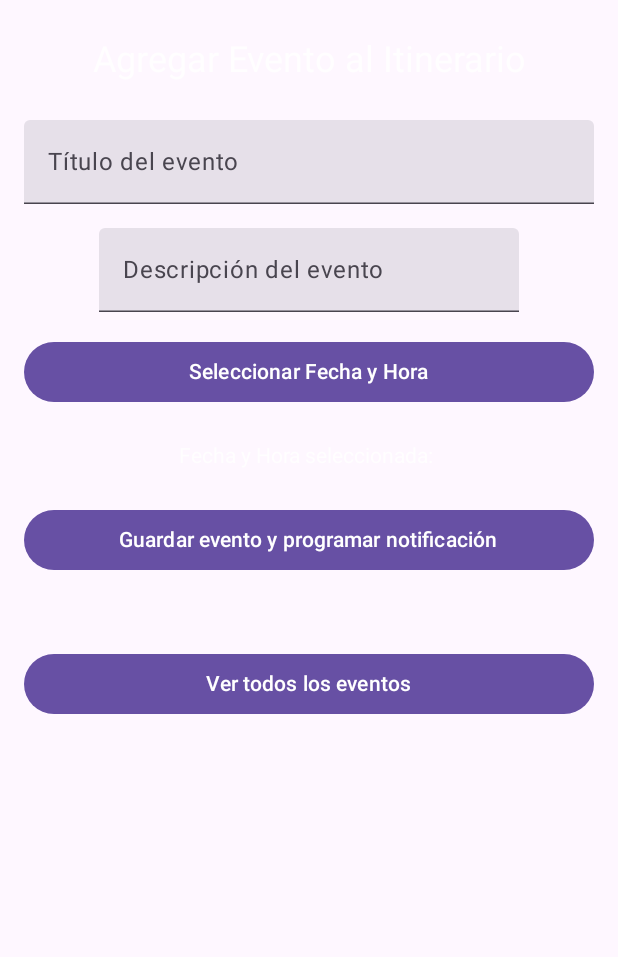
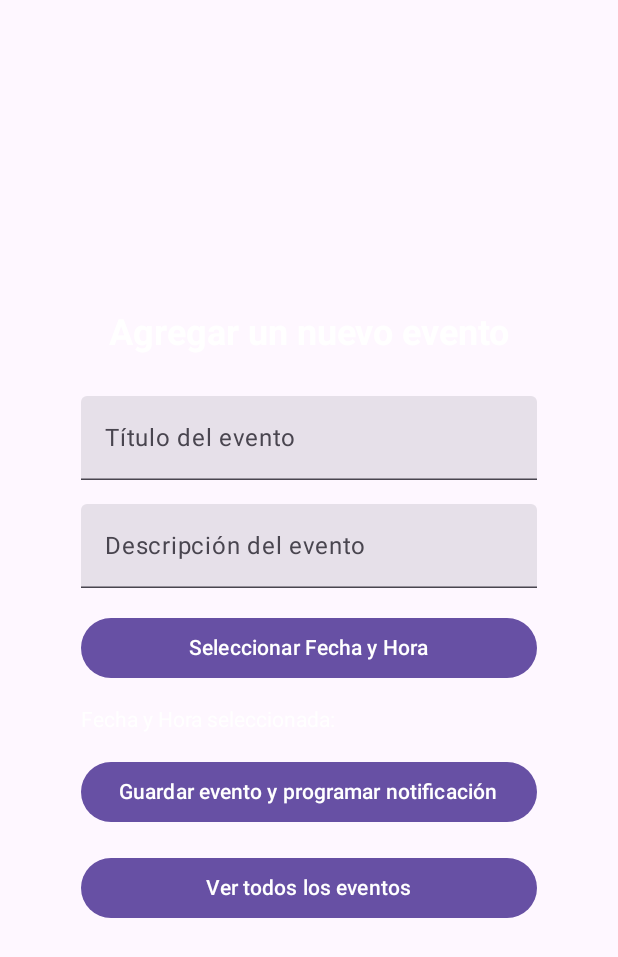
Before and after one commit to guidodev29/NextToU, an Android app built with Jetpack Compose: the screen it shows after launch (MainActivity), after a tap on "Itinerario", on a phone screen of 412 x 824 dp. Shown: the top 957 px of the screen. Run offline under Robolectric (Android 15) with nearby library versions, the phone set to English and light mode, and no system bars.

Commit message:
PARCIAL II FINALIZADO.

```diff
--- a/app/src/main/AndroidManifest.xml
+++ b/app/src/main/AndroidManifest.xml
@@ -24,7 +24,7 @@
         android:allowBackup="true"
         android:dataExtractionRules="@xml/data_extraction_rules"
         android:fullBackupContent="@xml/backup_rules"
-        android:icon="@mipmap/ic_launcher"
+        android:icon="@drawable/ic_launcher_contigo"
         android:label="@string/app_name"
         android:roundIcon="@mipmap/ic_launcher_round"
         android:supportsRtl="true"
--- a/app/src/main/java/com/api/contigo/ItineraryScreen.kt
+++ b/app/src/main/java/com/api/contigo/ItineraryScreen.kt
@@ -6,10 +6,10 @@ import android.app.PendingIntent
 import android.app.TimePickerDialog
 import android.content.Context
 import android.content.Intent
+import android.provider.Settings
 import android.widget.Toast
 import androidx.compose.foundation.layout.*
 import androidx.compose.material3.Button
-import androidx.compose.material3.MaterialTheme
 import androidx.compose.material3.Text
 import androidx.compose.material3.TextField
 import androidx.compose.runtime.*
@@ -17,7 +17,9 @@ import androidx.compose.ui.Alignment
 import androidx.compose.ui.Modifier
 import androidx.compose.ui.graphics.Color
 import androidx.compose.ui.platform.LocalContext
+import androidx.compose.ui.text.font.FontWeight
 import androidx.compose.ui.unit.dp
+import androidx.compose.ui.unit.sp
 import androidx.navigation.NavController
 import java.text.SimpleDateFormat
 import java.util.*
@@ -30,32 +32,42 @@ fun ItineraryScreen(navController: NavController) {
     var selectedDateTime by remember { mutableStateOf("") }
     val calendar = Calendar.getInstance()
 
-    var showError by remember { mutableStateOf(false) }
-
     Column(
         modifier = Modifier
             .fillMaxSize()
             .padding(16.dp),
-        verticalArrangement = Arrangement.spacedBy(16.dp),
-        horizontalAlignment = Alignment.CenterHorizontally
+        verticalArrangement = Arrangement.Center, // Centrar verticalmente
+        horizontalAlignment = Alignment.CenterHorizontally // Centrar horizontalmente
     ) {
+        // Título
         Text(
-            text = "Agregar Evento al Itinerario",
-            style = MaterialTheme.typography.headlineSmall,
-            color = Color.White.copy(alpha = 0.8f),
-            modifier = Modifier.padding(8.dp)
-
+            text = "Agregar un nuevo evento",
+            fontSize = 24.sp,
+            fontWeight = FontWeight.Bold,
+            color = Color.White,
+            modifier = Modifier.padding(bottom = 28.dp)
         )
 
+        // Inputs para agregar título y descripción del evento
         TextField(
             value = title,
             onValueChange = { title = it },
             label = { Text("Título del evento") },
-            modifier = Modifier.fillMaxWidth(),
-            isError = showError && title.isBlank()
+            modifier = Modifier.fillMaxWidth(0.8f) // Ancho de 80%
         )
-        TextField(value = description, onValueChange = { description = it }, label = { Text("Descripción del evento") }, isError = showError && title.isBlank())
 
+        Spacer(modifier = Modifier.height(16.dp))
+
+        TextField(
+            value = description,
+            onValueChange = { description = it },
+            label = { Text("Descripción del evento") },
+            modifier = Modifier.fillMaxWidth(0.8f) // Ancho de 80%
+        )
+
+        Spacer(modifier = Modifier.height(16.dp))
+
+        // Botón para seleccionar fecha y hora
         Button(
             onClick = {
                 val datePickerDialog = DatePickerDialog(
@@ -77,54 +89,63 @@ fun ItineraryScreen(navController: NavController) {
                 )
                 datePickerDialog.show()
             },
-            modifier = Modifier.fillMaxWidth()
+            modifier = Modifier.fillMaxWidth(0.8f) // Ancho de 80%
         ) {
-            Text("Seleccionar Fecha y Hora" )
+            Text("Seleccionar Fecha y Hora")
         }
 
-        Text(text = "Fecha y Hora seleccionada: $selectedDateTime", modifier = Modifier.padding(8.dp),  color = Color.White.copy(alpha = 0.8f))
+        Spacer(modifier = Modifier.height(16.dp))
 
-        if (showError && selectedDateTime.isBlank()) {
-            Text(text = "Por favor selecciona una fecha y hora", color = MaterialTheme.colorScheme.error)
-        }
+        // Mostrar la fecha y hora seleccionada
+        Text(
+            text = "Fecha y Hora seleccionada: $selectedDateTime",
+            color = Color.White,
+            modifier = Modifier.fillMaxWidth(0.8f) // Ancho de 80%
+        )
 
+        Spacer(modifier = Modifier.height(16.dp))
+
+        // Botón para agregar el evento
         Button(
             onClick = {
                 if (title.isNotBlank() && selectedDateTime.isNotBlank()) {
-                    saveEventToLocalStorage(context, title, selectedDateTime)
-                    scheduleNotification(context, title, calendar.timeInMillis)
-                    Toast.makeText(context, "Evento guardado y notificación programada", Toast.LENGTH_SHORT).show()
-                    showError = false
-                } else {
-                    // Mostrar error si algún campo está vacío
-                    showError = true
+                    saveEventToLocalStorage(context, title, description, selectedDateTime)
+                    val eventDateTimeMillis = SimpleDateFormat("dd/MM/yyyy HH:mm", Locale.getDefault()).parse(selectedDateTime)?.time
+                    eventDateTimeMillis?.let {
+                        scheduleNotification(context, title, it)
+                    }
                 }
             },
-            modifier = Modifier.fillMaxWidth()
+            modifier = Modifier.fillMaxWidth(0.8f) // Ancho de 80%
         ) {
             Text("Guardar evento y programar notificación")
         }
 
         Spacer(modifier = Modifier.height(16.dp))
 
+        // Botón para ver eventos
         Button(
-            onClick = { navController.navigate("events_screen") },
-            modifier = Modifier.fillMaxWidth()
+            onClick = {
+                navController.navigate("events_screen")
+            },
+            modifier = Modifier.fillMaxWidth(0.8f) // Ancho de 80%
         ) {
             Text("Ver todos los eventos")
         }
     }
 }
 
-fun saveEventToLocalStorage(context: Context, title: String, dateTime: String) {
+// Función para guardar el evento en el almacenamiento local
+fun saveEventToLocalStorage(context: Context, title: String, description: String, dateTime: String) {
     val sharedPreferences = context.getSharedPreferences("events", Context.MODE_PRIVATE)
     val editor = sharedPreferences.edit()
     val eventList = sharedPreferences.getStringSet("event_list", mutableSetOf()) ?: mutableSetOf()
-    eventList.add("$title|$dateTime")
+    eventList.add("$title|$description|$dateTime")
     editor.putStringSet("event_list", eventList)
     editor.apply()
 }
 
+// Función para programar una notificación
 fun scheduleNotification(context: Context, title: String, timeInMillis: Long) {
     val alarmManager = context.getSystemService(Context.ALARM_SERVICE) as AlarmManager
     val intent = Intent(context, NotificationReceiver::class.java).apply {
@@ -135,9 +156,17 @@ fun scheduleNotification(context: Context, title: String, timeInMillis: Long) {
         context, 0, intent, PendingIntent.FLAG_UPDATE_CURRENT or PendingIntent.FLAG_IMMUTABLE
     )
 
-    try {
-        alarmManager.setExact(AlarmManager.RTC_WAKEUP, timeInMillis, pendingIntent)
-    } catch (e: SecurityException) {
-        Toast.makeText(context, "No se puede programar la alarma sin permisos", Toast.LENGTH_SHORT).show()
+    // Verificar si se puede programar alarmas exactas
+    if (alarmManager.canScheduleExactAlarms()) {
+        alarmManager.setExactAndAllowWhileIdle(AlarmManager.RTC_WAKEUP, timeInMillis, pendingIntent)
+        Toast.makeText(context, "Evento agregado con éxito...", Toast.LENGTH_LONG).show()
+
+    } else {
+        // Mostrar un mensaje o dirigir al usuario a la configuración
+        Toast.makeText(context, "La aplicación necesita permiso para programar alarmas exactas. Por favor, habilítelo en la configuración.", Toast.LENGTH_LONG).show()
+
+        // Redirigir al usuario a la configuración para habilitar el permiso
+        val intent = Intent(Settings.ACTION_REQUEST_SCHEDULE_EXACT_ALARM)
+        context.startActivity(intent)
     }
 }
--- a/app/src/main/java/com/api/contigo/MainScreen.kt
+++ b/app/src/main/java/com/api/contigo/MainScreen.kt
@@ -1,30 +1,51 @@
 package com.api.contigo
 
+import android.Manifest
+import android.content.pm.PackageManager
+import androidx.activity.compose.rememberLauncherForActivityResult
+import androidx.activity.result.contract.ActivityResultContracts
 import androidx.compose.foundation.Image
 import androidx.compose.foundation.layout.*
-import androidx.compose.foundation.text.BasicText
 import androidx.compose.material3.*
-import androidx.compose.runtime.Composable
+import androidx.compose.runtime.*
 import androidx.compose.ui.Alignment
+import androidx.compose.ui.platform.LocalContext
+
 import androidx.compose.ui.Modifier
 import androidx.compose.ui.graphics.Color
 import androidx.compose.ui.layout.ContentScale
 import androidx.compose.ui.res.painterResource
 import androidx.compose.ui.text.font.FontWeight
 import androidx.compose.ui.text.style.TextAlign
-import androidx.compose.ui.text.style.TextOverflow
 import androidx.compose.ui.unit.dp
 import androidx.compose.ui.unit.sp
+import androidx.core.content.ContextCompat
 import androidx.navigation.NavController
 
 @Composable
 fun MainScreen(navController: NavController) {
+    val context = LocalContext.current
+    var permissionGranted by remember { mutableStateOf(false) }
+
+    // Lanzador para pedir permiso de notificaciones
+    val notificationPermissionLauncher = rememberLauncherForActivityResult(
+        contract = ActivityResultContracts.RequestPermission()
+    ) { isGranted: Boolean ->
+        permissionGranted = isGranted
+        if (isGranted) {
+            navController.navigate("itinerary_screen") // Navegar si se concede el permiso
+        } else {
+            // Mostrar algún mensaje si es necesario
+            // Aquí puedes mostrar un toast u otra notificación de que el permiso fue rechazado
+        }
+    }
+
     Box(
         modifier = Modifier.fillMaxSize()
     ) {
         // Imagen de fondo
         Image(
-            painter = painterResource(id = R.drawable.backgroud), // Asume que has colocado la imagen en drawable
+            painter = painterResource(id = R.drawable.backgroud),
             contentDescription = "Fondo de pantalla",
             modifier = Modifier.fillMaxSize(),
             contentScale = ContentScale.Crop
@@ -44,7 +65,7 @@ fun MainScreen(navController: NavController) {
                     .padding(bottom = 24.dp),
                 fontSize = 64.sp,
                 fontWeight = FontWeight.ExtraBold,
-                color = Color.White, // Texto en blanco para destacar en el fondo
+                color = Color.White,
                 textAlign = TextAlign.Center
             )
 
@@ -55,7 +76,7 @@ fun MainScreen(navController: NavController) {
                     .fillMaxWidth(),
                 fontSize = 18.sp,
                 fontWeight = FontWeight.ExtraBold,
-                color = Color.White.copy(alpha = 0.8f), // Texto en blanco semitransparente
+                color = Color.White.copy(alpha = 0.8f),
                 textAlign = TextAlign.Center
             )
 
@@ -66,7 +87,7 @@ fun MainScreen(navController: NavController) {
                     .fillMaxWidth()
                     .padding(vertical = 8.dp)
                     .height(60.dp),
-                colors = ButtonDefaults.buttonColors(containerColor = Color(0xFF008577)) // Verde oscuro para combinar con la imagen
+                colors = ButtonDefaults.buttonColors(containerColor = Color(0xFF008577)) // Verde oscuro
             ) {
                 Text(
                     text = "Ver Mapa",
@@ -81,7 +102,7 @@ fun MainScreen(navController: NavController) {
                     .fillMaxWidth()
                     .padding(vertical = 8.dp)
                     .height(60.dp),
-                colors = ButtonDefaults.buttonColors(containerColor = Color(0xFF6200EA)) // Color púrpura para contrastar
+                colors = ButtonDefaults.buttonColors(containerColor = Color(0xFF6200EA)) // Púrpura
             ) {
                 Text(
                     text = "Tomar Foto",
@@ -96,7 +117,7 @@ fun MainScreen(navController: NavController) {
                     .fillMaxWidth()
                     .padding(vertical = 8.dp)
                     .height(60.dp),
-                colors = ButtonDefaults.buttonColors(containerColor = Color(0xFF03DAC5)) // Color Aqua
+                colors = ButtonDefaults.buttonColors(containerColor = Color(0xFF03DAC5)) // Aqua
             ) {
                 Text(
                     text = "Ver Fotos",
@@ -105,13 +126,23 @@ fun MainScreen(navController: NavController) {
                 )
             }
 
+            // Botón de Itinerario
             Button(
-                onClick = { navController.navigate("itinerary_screen") },
+                onClick = {
+                    // Verifica si el permiso ya fue concedido
+                    if (ContextCompat.checkSelfPermission(context, Manifest.permission.POST_NOTIFICATIONS)
+                        == PackageManager.PERMISSION_GRANTED) {
+                        navController.navigate("itinerary_screen") // Navegar si el permiso ya está concedido
+                    } else {
+                        // Solicita el permiso si no ha sido concedido
+                        notificationPermissionLauncher.launch(Manifest.permission.POST_NOTIFICATIONS)
+                    }
+                },
                 modifier = Modifier
                     .fillMaxWidth()
                     .padding(vertical = 8.dp)
                     .height(60.dp),
-                colors = ButtonDefaults.buttonColors(containerColor = Color(0xFFBB86FC)) // Color Lila
+                colors = ButtonDefaults.buttonColors(containerColor = Color(0xFFBB86FC)) // Lila
             ) {
                 Text(
                     text = "Itinerario",
--- a/app/src/main/java/com/api/contigo/MapScreen.kt
+++ b/app/src/main/java/com/api/contigo/MapScreen.kt
@@ -114,7 +114,7 @@ fun MapScreen() {
 
                 Spacer(modifier = Modifier.height(16.dp))
 
-                // Botón adicional para explorar más (diseño consistente con el resto de la app)
+                // Botón adicional
                 Button(
                     onClick = { /* MERO ADORNO */ },
                     colors = ButtonDefaults.buttonColors(containerColor = Color(0xFF03DAC5)),
--- a/app/src/main/java/com/api/contigo/NotificationReceiver.kt
+++ b/app/src/main/java/com/api/contigo/NotificationReceiver.kt
@@ -22,7 +22,6 @@ class NotificationReceiver : BroadcastReceiver() {
             }
         } else {
             // Manejo de error si no se tienen los permisos de notificación
-            // Esto es solo informativo, no es necesario tener un Toast aquí en la versión final
         }
     }
 }
--- a/app/src/main/java/com/api/contigo/SplashScreen.kt
+++ b/app/src/main/java/com/api/contigo/SplashScreen.kt
@@ -6,7 +6,6 @@ import androidx.activity.ComponentActivity
 import androidx.activity.compose.setContent
 import androidx.compose.foundation.Image
 import androidx.compose.foundation.layout.*
-import androidx.compose.material3.Text
 import androidx.compose.runtime.Composable
 import androidx.compose.ui.Alignment
 import androidx.compose.ui.Modifier
@@ -20,7 +19,6 @@ class SplashScreen : ComponentActivity() {
     override fun onCreate(savedInstanceState: Bundle?) {
         super.onCreate(savedInstanceState)
 
-        // Navegar a MainActivity después del tiempo de espera
         lifecycleScope.launch {
             delay(3000) // Esperar 3 segundos
             val intent = Intent(this@SplashScreen, MainActivity::class.java)
@@ -40,8 +38,7 @@ fun SplashScreenContent() {
         modifier = Modifier.fillMaxSize(),
         contentAlignment = Alignment.Center
     ) {
-        // Reemplaza con tu logo de la aplicación
-        Image(painter = painterResource(R.drawable.ic_launcher_foreground), contentDescription = "Logo")
+        Image(painter = painterResource(R.drawable.ic_launcher_logontu), contentDescription = "Logo")
     }
 }
 
```
Also changed, not shown: app/src/main/java/com/api/contigo/CameraScreen.kt (+62 -15 lines), app/src/main/java/com/api/contigo/EventsScreen.kt (+59 -62 lines), app/src/main/res/drawable/ic_launcher_contigo.png (added), app/src/main/res/drawable/ic_launcher_logontu.png (added), app/src/main/res/drawable/logoo.png (added).
